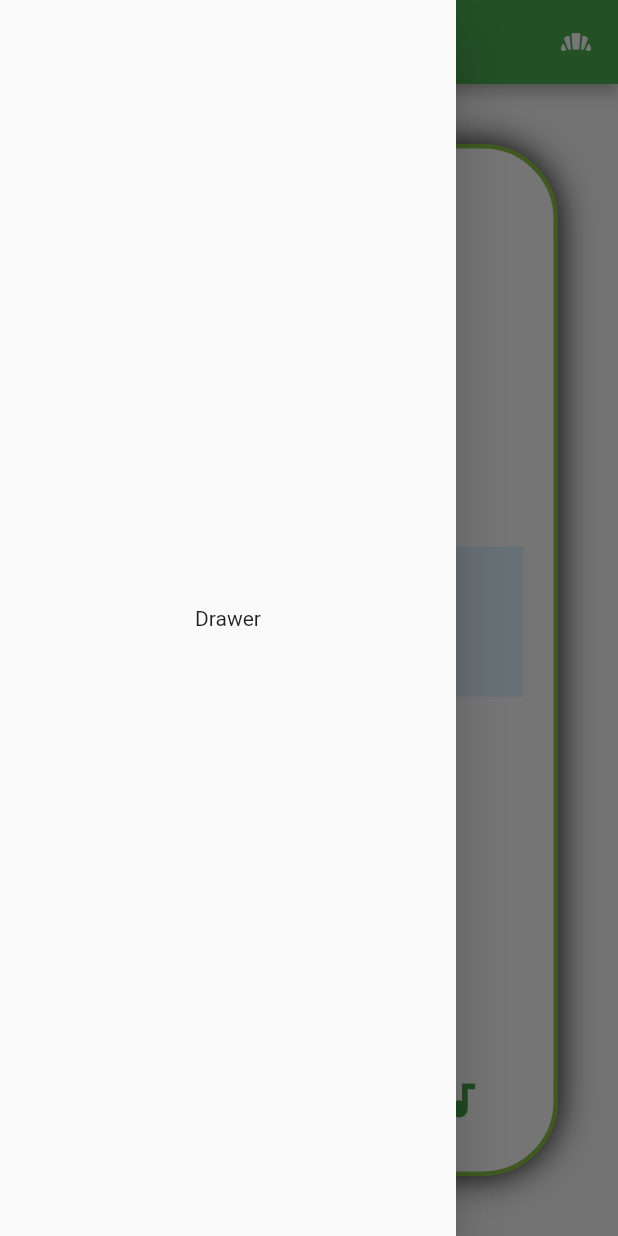
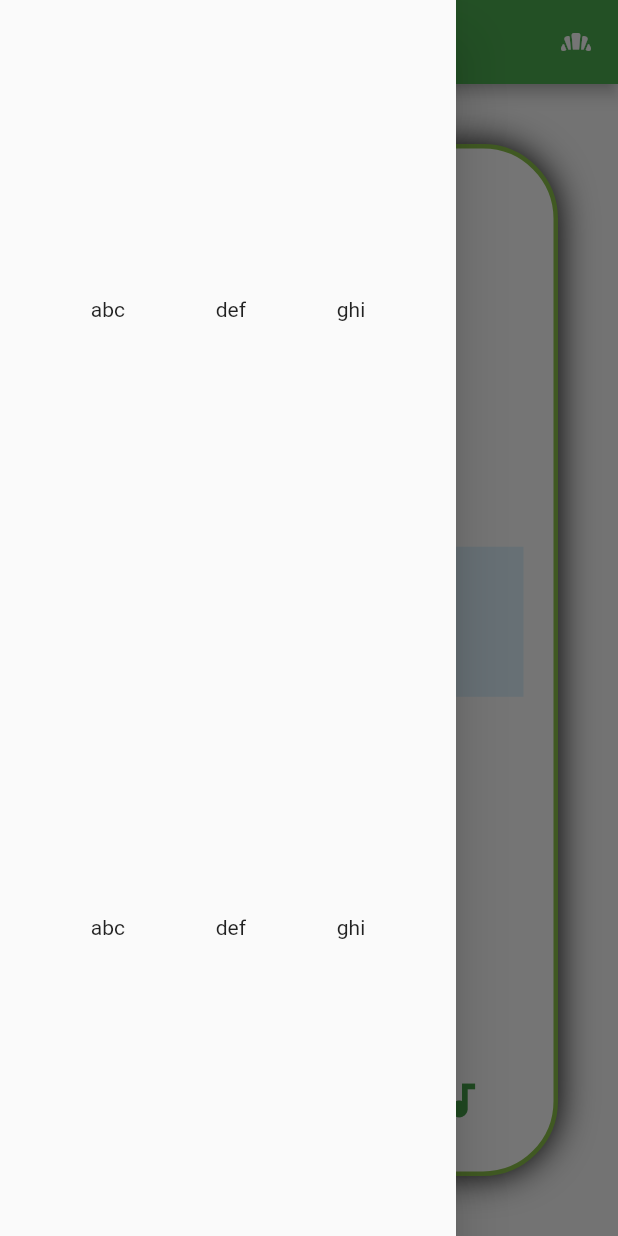
Before and after one commit to sakanafuto/Greed, a Flutter app: the screen it shows after launch, with the side drawer open, on a phone screen of 412 x 824 dp. Run offline on Flutter 3.47's test engine with Material 2 defaults, Android fonts, the phone set to English and light mode, and no system bars.

Commit message:
feat: PageViewの実装とドロワーの作成

```diff
--- /dev/null
+++ b/lib/drawer.dart
@@ -0,0 +1 @@
+import 'package:flutter/material.dart';
--- a/lib/main.dart
+++ b/lib/main.dart
@@ -1,4 +1,6 @@
 import 'package:flutter/material.dart';
+import './drawer.dart';
+import './page.dart';
 
 void main() {
   runApp(const MyApp());
@@ -28,33 +30,6 @@ class MyHomePage extends StatefulWidget {
 }
 
 class _MyHomePageState extends State<MyHomePage> {
-  // PageController _pageController;
-  // int _selectedIndex = 1;
-
-  // var _pages = [
-  //   InfoPage(), //左にスワイプして表示される画面
-  //   MacchinettaPage(), //最初に表示される画面
-  //   CategoryPage(), //右にスワイプして表示される画面
-  // ];
-
-  // @override
-  // void initState() {
-  //   super.initState();
-  //   _pageController = PageController(initialPage: _selectedIndex);
-  // }
-
-  // @override
-  // void dispose() {
-  //   super.dispose();
-  //   _pageController.dispose();
-  // }
-
-  // void _onPageChanged(int index) {
-  //   setState(() {
-  //     _selectedIndex = index;
-  //   });
-  // }
-
   @override
   Widget build(BuildContext context) {
     return Scaffold(
@@ -67,11 +42,30 @@ class _MyHomePageState extends State<MyHomePage> {
           Spacer(),
           Icon(Icons.bakery_dining_rounded),
         ],
+      )),
+      drawer: Drawer(
+        child: Column(
+          mainAxisAlignment: MainAxisAlignment.spaceAround,
+          children: <Widget>[
+            Row(
+              mainAxisAlignment: MainAxisAlignment.spaceEvenly,
+              children: <Widget>[
+                Text("abc"),
+                Text("def"),
+                Text("ghi"),
+              ],
+            ),
+            Row(
+              mainAxisAlignment: MainAxisAlignment.spaceEvenly,
+              children: <Widget>[
+                Text("abc"),
+                Text("def"),
+                Text("ghi"),
+              ]
+            ),
+          ],
         )
       ),
-
-        drawer: Drawer(child: Center(child: Text("Drawer"))),
-
       body: Container(
         margin: EdgeInsets.all(40.0),
         padding: EdgeInsets.only(right: 10.0, left: 10.0),
@@ -86,51 +80,14 @@ class _MyHomePageState extends State<MyHomePage> {
               BoxShadow(
                 blurRadius: 20,
               )
-            ]
+            ]),
+        child: PageView.builder(
+          itemBuilder: (context, index) {
+            return pages[index];
+          },
+          itemCount: pages.length,
         ),
-          child: Column(
-            mainAxisAlignment: MainAxisAlignment.spaceAround,
-            children: <Widget>[
-              Text(
-                "First text.",
-                style: TextStyle(
-                  fontSize: 24,
-                  color: Colors.green.shade900,
-                  fontWeight: FontWeight.bold,
-                )
       ),
-              Padding(
-                padding: EdgeInsets.all(32.0),
-                child: Text("padding!!"),
-              ),
-              Container(
-                height: 100.0,
-                width: double.infinity,
-                color: Colors.lightBlue[50],
-                padding: EdgeInsets.all(5.0),
-                margin: EdgeInsets.all(10.0),
-                child: Icon(Icons.margin),
-              ),
-              Text("Second text."),
-              TextButton(
-                onPressed: () => {print("button.")},
-                child: Text("update."),
-              ),
-              Row(mainAxisAlignment: MainAxisAlignment.spaceAround, children: [
-                Icon(
-                  Icons.favorite,
-                  color: Colors.pink[600],
-                  size: 24.0,
-                ),
-                Icon(
-                  Icons.beach_access,
-                  color: Colors.blue[600],
-                  size: 36.0,
-                ),
-                Icon(Icons.audiotrack, color: Colors.green[600], size: 30.0),
-              ])
-            ]
-          )
-        ));
+    );
   }
 }
--- /dev/null
+++ b/lib/page.dart
@@ -0,0 +1,127 @@
+import 'package:flutter/material.dart';
+
+final pages = [
+  Column(
+    mainAxisAlignment: MainAxisAlignment.spaceAround,
+    children: <Widget>[
+    Text("First text.",
+        style: TextStyle(
+          fontSize: 24,
+          color: Colors.purple.shade900,
+          fontWeight: FontWeight.bold,
+        )),
+    Padding(
+      padding: EdgeInsets.all(32.0),
+      child: Text("padding!!"),
+    ),
+    Container(
+      height: 100.0,
+      width: double.infinity,
+      color: Colors.lightBlue[50],
+      padding: EdgeInsets.all(5.0),
+      margin: EdgeInsets.all(10.0),
+      child: Icon(Icons.margin),
+    ),
+    Text("Second text."),
+    TextButton(
+      onPressed: () => {print("button.")},
+      child: Text("update."),
+    ),
+    Row(mainAxisAlignment: MainAxisAlignment.spaceAround, children: [
+      Icon(
+        Icons.favorite,
+        color: Colors.pink[600],
+        size: 24.0,
+      ),
+      Icon(
+        Icons.beach_access,
+        color: Colors.blue[600],
+        size: 36.0,
+      ),
+      Icon(Icons.audiotrack, color: Colors.green[600], size: 30.0),
+    ])
+  ]),
+  Column(
+    mainAxisAlignment: MainAxisAlignment.spaceAround,
+    children: <Widget>[
+      Text(
+        "First text.",
+        style: TextStyle(
+          fontSize: 24,
+          color: Colors.green.shade900,
+          fontWeight: FontWeight.bold,
+        )
+      ),
+      Padding(
+        padding: EdgeInsets.all(32.0),
+        child: Text("padding!!"),
+      ),
+      Container(
+        height: 100.0,
+        width: double.infinity,
+        color: Colors.lightBlue[50],
+        padding: EdgeInsets.all(5.0),
+        margin: EdgeInsets.all(10.0),
+        child: Icon(Icons.margin),
+      ),
+      Text("Second text."),
+      TextButton(
+        onPressed: () => {print("button.")},
+        child: Text("update."),
+      ),
+      Row(mainAxisAlignment: MainAxisAlignment.spaceAround, children: [
+        Icon(
+          Icons.favorite,
+          color: Colors.pink[600],
+          size: 24.0,
+        ),
+        Icon(
+          Icons.beach_access,
+          color: Colors.blue[600],
+          size: 36.0,
+        ),
+        Icon(Icons.audiotrack, color: Colors.green[600], size: 30.0),
+      ])
+    ]
+  ),
+  Column(
+    mainAxisAlignment: MainAxisAlignment.spaceAround,
+    children: <Widget>[
+    Text("First text.",
+        style: TextStyle(
+          fontSize: 24,
+          color: Colors.yellow.shade900,
+          fontWeight: FontWeight.bold,
+        )),
+    Padding(
+      padding: EdgeInsets.all(32.0),
+      child: Text("padding!!"),
+    ),
+    Container(
+      height: 100.0,
+      width: double.infinity,
+      color: Colors.lightBlue[50],
+      padding: EdgeInsets.all(5.0),
+      margin: EdgeInsets.all(10.0),
+      child: Icon(Icons.margin),
+    ),
+    Text("Second text."),
+    TextButton(
+      onPressed: () => {print("button.")},
+      child: Text("update."),
+    ),
+    Row(mainAxisAlignment: MainAxisAlignment.spaceAround, children: [
+      Icon(
+        Icons.favorite,
+        color: Colors.pink[600],
+        size: 24.0,
+      ),
+      Icon(
+        Icons.beach_access,
+        color: Colors.blue[600],
+        size: 36.0,
+      ),
+      Icon(Icons.audiotrack, color: Colors.green[600], size: 30.0),
+    ])
+  ]),
+];
```
Lines whose indentation alone changed are shown as unchanged.
